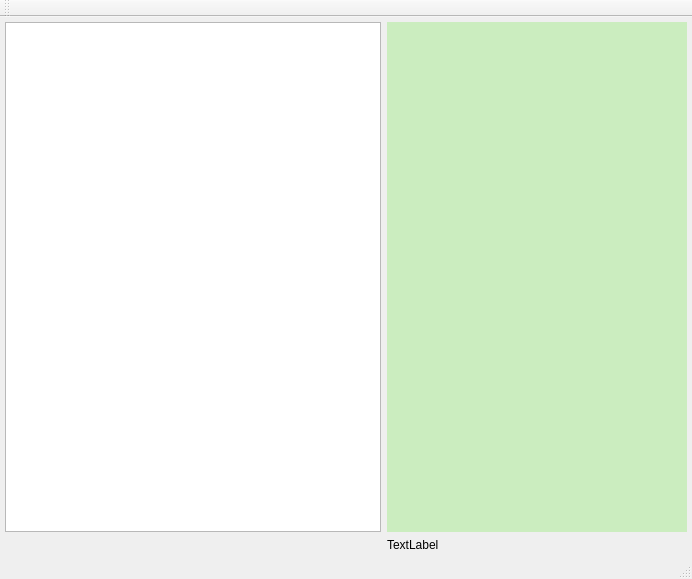
cuby-tec/mitoPrinter, file mainwindow.ui: the form before one commit.
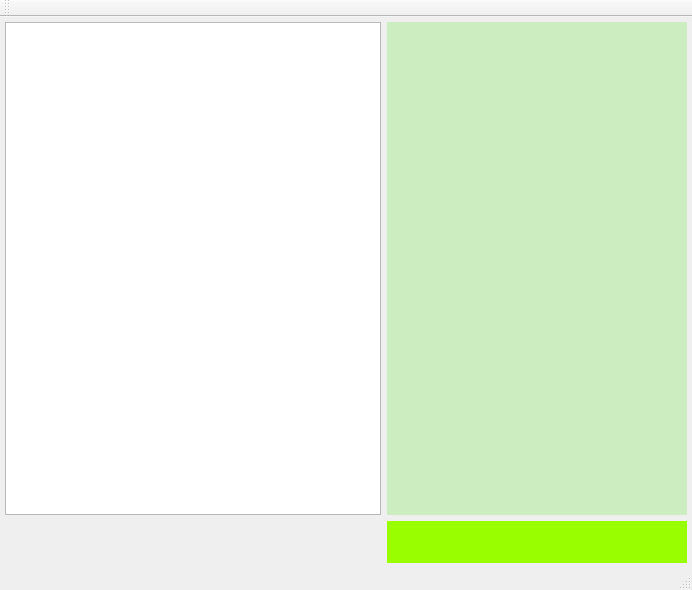
The form after the commit. Icons and pictures are not drawn.

Commit message: #2 Indicator added. StatusLabel.

What changed in the file:
```diff
--- a/mainwindow.ui
+++ b/mainwindow.ui
@@ -7,7 +7,7 @@
     <x>0</x>
     <y>0</y>
     <width>692</width>
-    <height>579</height>
+    <height>590</height>
    </rect>
   </property>
   <property name="windowTitle">
@@ -54,15 +54,27 @@
      <widget class="QGraphicsView" name="graphicsView"/>
     </item>
     <item row="1" column="1">
-     <widget class="QLabel" name="label">
-      <property name="maximumSize">
+     <widget class="QWidget" name="statusLabel" native="true">
+      <property name="sizePolicy">
+       <sizepolicy hsizetype="Preferred" vsizetype="Preferred">
+        <horstretch>0</horstretch>
+        <verstretch>0</verstretch>
+       </sizepolicy>
+      </property>
+      <property name="minimumSize">
        <size>
-        <width>100</width>
-        <height>40</height>
+        <width>0</width>
+        <height>42</height>
        </size>
       </property>
-      <property name="text">
-       <string>TextLabel</string>
+      <property name="baseSize">
+       <size>
+        <width>0</width>
+        <height>42</height>
+       </size>
+      </property>
+      <property name="styleSheet">
+       <string notr="true">background-color: rgb(153, 255, 0);</string>
       </property>
      </widget>
     </item>
```
Left out of the diff: 6 changed lines with no effect on the pictures. The commit also changes 19 other files.
